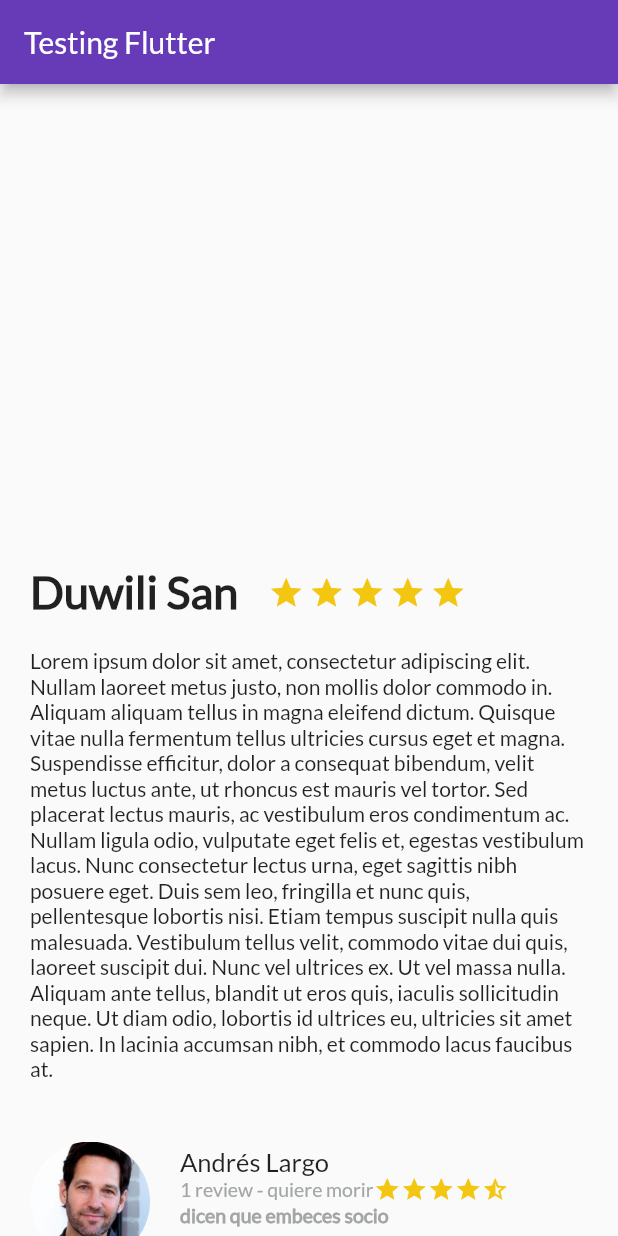
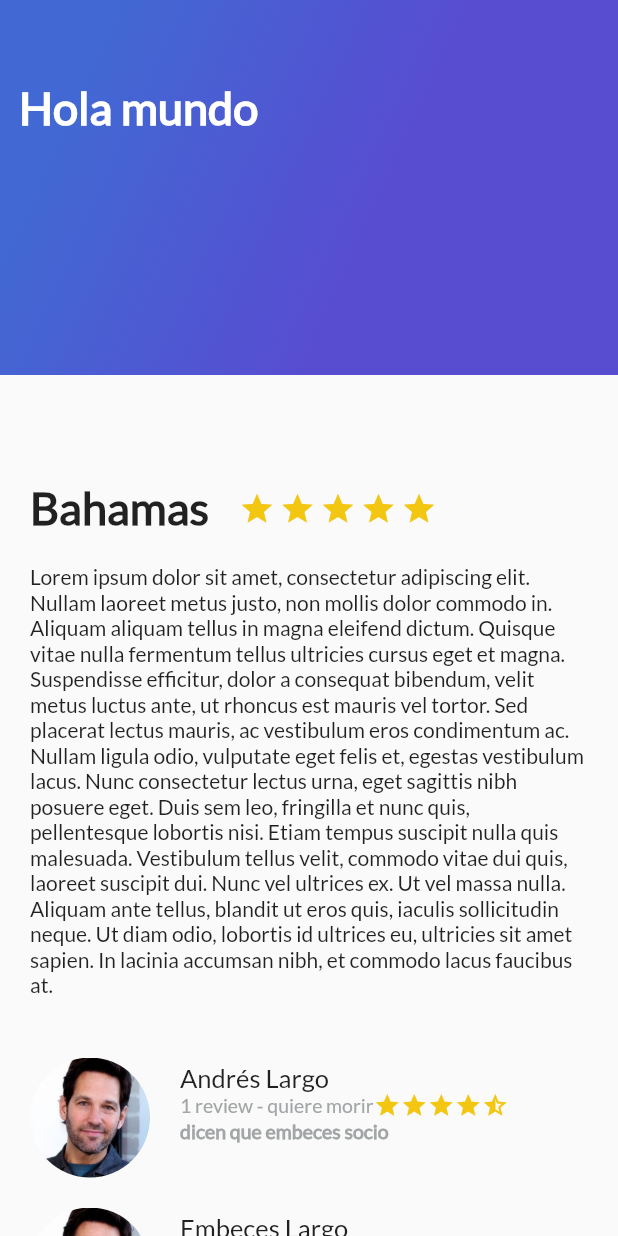
Before and after one commit to teamzz111/flutter-grid, a Flutter app: the screen it shows after launch, on a phone screen of 412 x 824 dp. Run offline on Flutter 3.47's test engine with Material 2 defaults, Android fonts, the phone set to English and light mode, and no system bars.

Commit message:
gradient background component

```diff
--- /dev/null
+++ b/lib/gradient_background.dart
@@ -0,0 +1,35 @@
+import 'package:flutter/material.dart';
+
+class GradientBackground extends StatelessWidget {
+  const GradientBackground({Key? key}) : super(key: key);
+
+  @override
+  Widget build(BuildContext context) {
+    return Container(
+      height: 250,
+      decoration: const BoxDecoration(
+        gradient:
+          LinearGradient(
+            colors: [
+              Color(0xFF4268D3),
+              Color(0xFF584CD1)
+            ],
+            begin: FractionalOffset(0.2, 0.0),
+            end: FractionalOffset(1.0, 0.6),
+            stops: [0.0, 0.6],
+          ),
+        ),
+
+        child: const Text(
+          "Hola mundo",
+          style: TextStyle(
+            color: Colors.white,
+            fontSize: 30.0,
+          fontWeight: FontWeight.w900
+          ),
+        ),
+
+        alignment: const Alignment(-0.9, -0.5),
+    );
+  }
+}
--- a/lib/main.dart
+++ b/lib/main.dart
@@ -1,5 +1,6 @@
 import 'package:flutter/material.dart';
 import 'description_place.dart';
+import 'gradient_background.dart';
 
 void main() {
   runApp(const MyApp());
@@ -19,14 +20,16 @@
         primarySwatch: Colors.deepPurple,
         fontFamily: 'Lato'
       ),
-      home: Scaffold(appBar: AppBar(
-        title: const Text("Testing Flutter"),
-        ),
-        body: SingleChildScrollView(
-          scrollDirection: Axis.vertical,
-          child: DescriptionPlace("Duwili San", 4, description),
+      home: Scaffold(
+        body: Stack(children: [
+          ListView(
+            children: [
+              DescriptionPlace("Bahamas", 4, description)
+            ],
+          ),
+          const GradientBackground(),
+        ])
         )
-      )
     );
   }
 }
--- a/pubspec.yaml
+++ b/pubspec.yaml
@@ -57,7 +57,7 @@ flutter:
 
   # To add assets to your application, add an assets section, like this:
   assets:
-    - assets/people.jpeg
+    - assets/
 
   # An image asset can refer to one or more resolution-specific "variants", see
   # https://flutter.dev/assets-and-images/#resolution-aware.
```
